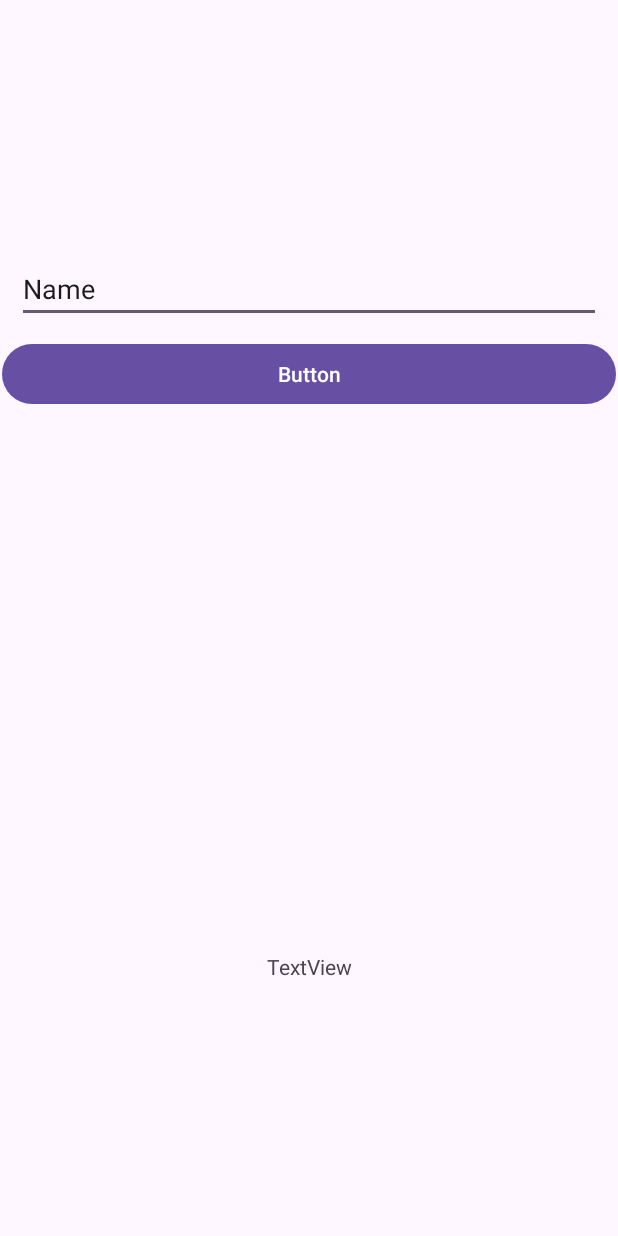
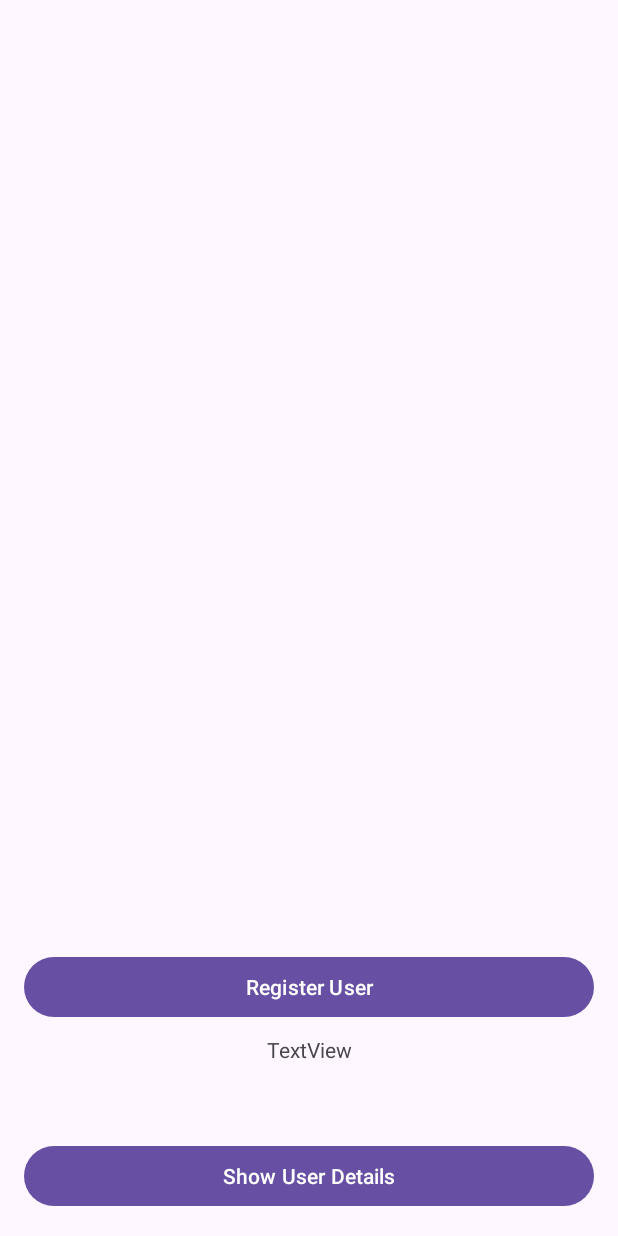
Before and after one commit to atipaq/idnp-unsa, an Android app: the screen it shows after launch (MainActivity), on a phone screen of 412 x 824 dp. Run offline under Robolectric (Android 15) with nearby library versions, the phone set to English and light mode, and no system bars.

Commit message:
Ejercicio Propuesto con Kotlin

```diff
--- a/FragmentLambda/app/src/main/java/com/example/fragmentlambda/BlankFragment.kt
+++ /dev/null
@@ -1,72 +0,0 @@
-package com.example.fragmentlambda
-
-import android.os.Bundle
-import androidx.fragment.app.Fragment
-import android.view.LayoutInflater
-import android.view.View
-import android.view.ViewGroup
-import android.widget.Button
-import android.widget.EditText
-
-// TODO: Rename parameter arguments, choose names that match
-// the fragment initialization parameters, e.g. ARG_ITEM_NUMBER
-private const val ARG_PARAM1 = "param1"
-private const val ARG_PARAM2 = "param2"
-
-/**
- * A simple [Fragment] subclass.
- * Use the [BlankFragment.newInstance] factory method to
- * create an instance of this fragment.
- */
-class BlankFragment : Fragment() {
-    // TODO: Rename and change types of parameters
-    private var param1: String? = null
-    private var param2: String? = null
-
-    override fun onCreate(savedInstanceState: Bundle?) {
-        super.onCreate(savedInstanceState)
-        arguments?.let {
-            param1 = it.getString(ARG_PARAM1)
-            param2 = it.getString(ARG_PARAM2)
-        }
-    }
-
-    override fun onCreateView(
-        inflater: LayoutInflater, container: ViewGroup?,
-        savedInstanceState: Bundle?
-    ): View? {
-        // Inflate the layout for this fragment
-        // return inflater.inflate(R.layout.fragment_blank, container, false)
-        val view = inflater.inflate(R.layout.fragment_blank, container, false)
-
-        val btnEnviarMensaje = view.findViewById<Button>(R.id.btnEnviarMensaje)
-        val edtMensaje = view.findViewById<EditText>(R.id.edtMensaje)
-
-        btnEnviarMensaje.setOnClickListener {
-            val mensaje = edtMensaje.text.toString()
-            clickBtnEnviarMensaje(mensaje)
-        }
-
-        return view
-    }
-
-    companion object {
-        private lateinit var clickBtnEnviarMensaje: (String) -> Unit
-
-        @JvmStatic
-        fun newInstance(clickBtnEnviarMensaje: (String) -> Unit): BlankFragment {
-            val blankFragment = BlankFragment()
-            this.clickBtnEnviarMensaje = clickBtnEnviarMensaje
-
-            return blankFragment
-        }
-//        @JvmStatic
-//        fun newInstance(param1: String, param2: String) =
-//            BlankFragment().apply {
-//                arguments = Bundle().apply {
-//                    putString(ARG_PARAM1, param1)
-//                    putString(ARG_PARAM2, param2)
-//                }
-//            }
-    }
-}
--- a/FragmentLambda/app/src/main/java/com/example/fragmentlambda/MainActivity.kt
+++ b/FragmentLambda/app/src/main/java/com/example/fragmentlambda/MainActivity.kt
@@ -1,6 +1,7 @@
 package com.example.fragmentlambda
 
 import android.os.Bundle
+import android.widget.Button
 import android.widget.TextView
 import androidx.activity.enableEdgeToEdge
 import androidx.appcompat.app.AppCompatActivity
@@ -10,29 +11,41 @@ import androidx.fragment.app.commit
 import androidx.fragment.app.replace
 
 class MainActivity : AppCompatActivity() {
-    private lateinit var txtMensaje:TextView;
+    private lateinit var txtMensaje: TextView
+    private var currentUser: User? = null
+
     override fun onCreate(savedInstanceState: Bundle?) {
         super.onCreate(savedInstanceState)
         enableEdgeToEdge()
         setContentView(R.layout.activity_main)
+
         ViewCompat.setOnApplyWindowInsetsListener(findViewById(R.id.main)) { v, insets ->
             val systemBars = insets.getInsets(WindowInsetsCompat.Type.systemBars())
             v.setPadding(systemBars.left, systemBars.top, systemBars.right, systemBars.bottom)
             insets
         }
 
-        txtMensaje = findViewById<TextView>(R.id.txtMensaje)
+        txtMensaje = findViewById(R.id.txtMensaje)
+        val btnShowRegister: Button = findViewById(R.id.btnShowRegister)
+        val btnShowUserDetails: Button = findViewById(R.id.btnShowUserDetails)
 
-        val blankFragment = BlankFragment.newInstance(response)
-
-        supportFragmentManager.commit {
-            setReorderingAllowed(true)
-            replace(R.id.frameLayout, blankFragment)
+        btnShowRegister.setOnClickListener {
+            val registerFragment = RegisterFragment.newInstance { user ->
+                currentUser = user
+                txtMensaje.text = "User Registered: ${user.username}"
+            }
+            supportFragmentManager.commit {
+                setReorderingAllowed(true)
+                replace(R.id.frameLayout, registerFragment)
+            }
         }
 
-    }
-
-    val response:(String)->Unit={mensaje->
-        txtMensaje.text = mensaje
+        btnShowUserDetails.setOnClickListener {
+            val userDetailsFragment = UserDetailsFragment.newInstance(currentUser)
+            supportFragmentManager.commit {
+                setReorderingAllowed(true)
+                replace(R.id.frameLayout, userDetailsFragment)
+            }
+        }
     }
 }
--- a/FragmentLambda/app/src/main/res/layout/activity_main.xml
+++ b/FragmentLambda/app/src/main/res/layout/activity_main.xml
@@ -9,27 +9,42 @@
 
     <FrameLayout
         android:id="@+id/frameLayout"
-        android:layout_width="409dp"
-        android:layout_height="354dp"
-        android:layout_marginStart="1dp"
-        android:layout_marginEnd="1dp"
-        android:layout_marginBottom="350dp"
+        android:layout_width="0dp"
+        android:layout_height="0dp"
+        app:layout_constraintTop_toTopOf="parent"
         app:layout_constraintBottom_toBottomOf="parent"
+        app:layout_constraintStart_toStartOf="parent"
         app:layout_constraintEnd_toEndOf="parent"
+        app:layout_constraintHeight_percent="0.5"
+        app:layout_constraintWidth_percent="1"/>
+
+    <Button
+        android:id="@+id/btnShowRegister"
+        android:layout_width="0dp"
+        android:layout_height="wrap_content"
+        android:layout_margin="16dp"
+        android:text="Register User"
+        app:layout_constraintTop_toBottomOf="@id/frameLayout"
         app:layout_constraintStart_toStartOf="parent"
-        app:layout_constraintTop_toTopOf="parent">
+        app:layout_constraintEnd_toEndOf="parent"/>
 
-    </FrameLayout>
+    <Button
+        android:id="@+id/btnShowUserDetails"
+        android:layout_width="0dp"
+        android:layout_height="wrap_content"
+        android:layout_margin="16dp"
+        android:text="Show User Details"
+        app:layout_constraintBottom_toBottomOf="parent"
+        app:layout_constraintStart_toStartOf="parent"
+        app:layout_constraintEnd_toEndOf="parent"/>
 
     <TextView
         android:id="@+id/txtMensaje"
         android:layout_width="wrap_content"
         android:layout_height="wrap_content"
-        android:layout_marginTop="50dp"
+        android:layout_marginTop="8dp"
         android:text="TextView"
-        app:layout_constraintBottom_toBottomOf="parent"
-        app:layout_constraintEnd_toEndOf="parent"
+        app:layout_constraintTop_toBottomOf="@id/btnShowRegister"
         app:layout_constraintStart_toStartOf="parent"
-        app:layout_constraintTop_toBottomOf="@+id/frameLayout" />
-
+        app:layout_constraintEnd_toEndOf="parent" />
 </androidx.constraintlayout.widget.ConstraintLayout>
--- a/FragmentLambda/app/src/main/res/layout/fragment_blank.xml
+++ b/FragmentLambda/app/src/main/res/layout/fragment_user_details.xml
@@ -3,27 +3,21 @@
     xmlns:tools="http://schemas.android.com/tools"
     android:layout_width="match_parent"
     android:layout_height="match_parent"
-    tools:context=".BlankFragment">
+    tools:context=".UserDetailsFragment">
 
     <LinearLayout
         android:layout_width="match_parent"
         android:layout_height="match_parent"
         android:orientation="vertical"
-        android:layout_marginTop="100dp">
+        android:layout_marginTop="100dp"
+        android:gravity="center">
 
-        <EditText
-            android:id="@+id/edtMensaje"
+        <TextView
+            android:id="@+id/txtUserDetails"
             android:layout_width="match_parent"
             android:layout_height="wrap_content"
             android:layout_margin="10dp"
-            android:ems="10"
-            android:inputType="text"
-            android:text="Name" />
-
-        <Button
-            android:id="@+id/btnEnviarMensaje"
-            android:layout_width="match_parent"
-            android:layout_height="wrap_content"
-            android:text="Button" />
+            android:text="User Details"
+            android:textSize="18sp" />
     </LinearLayout>
 </FrameLayout>
```
Also changed, not shown: FragmentLambda/app/src/main/java/com/example/fragmentlambda/RegisterFragment.kt (added, +43 -0 lines), FragmentLambda/app/src/main/java/com/example/fragmentlambda/User.kt (added, +30 -0 lines), FragmentLambda/app/src/main/java/com/example/fragmentlambda/UserDetailsFragment.kt (added, +46 -0 lines), FragmentLambda/app/src/main/res/layout/fragment_register.xml (added, +38 -0 lines).
